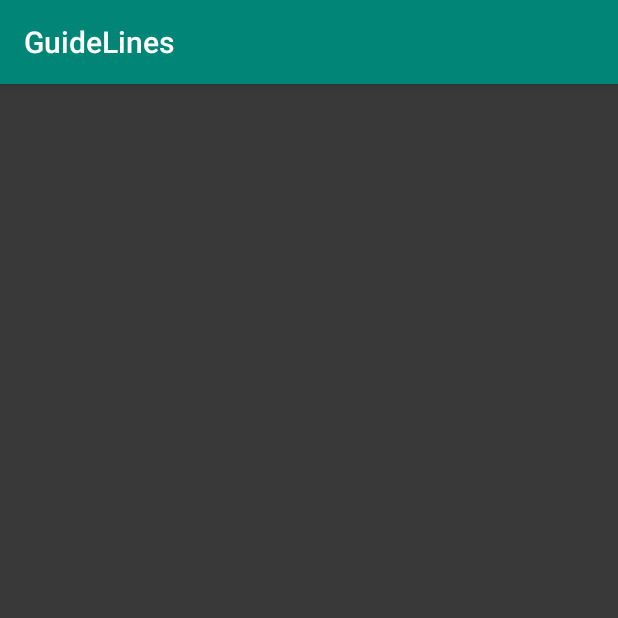
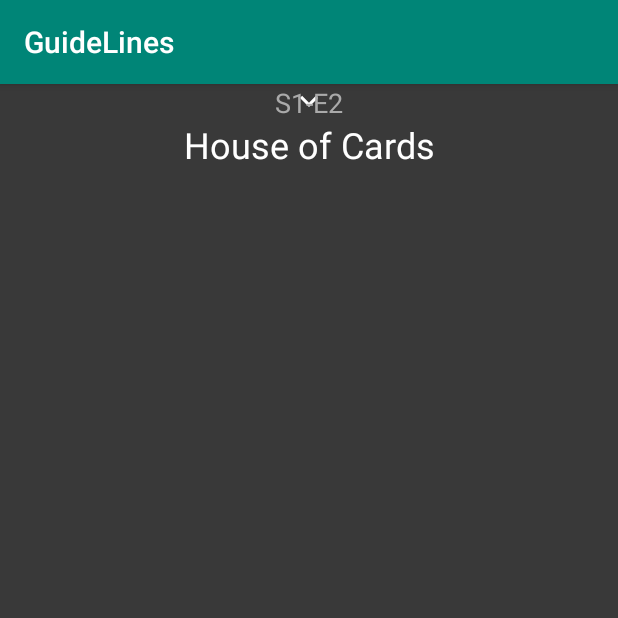
Before and after one commit to lucaslimaax/GuideLines, an Android app: the screen it shows after launch (MainActivity), on a phone screen of 412 x 824 dp, the top half of it. Run offline under Robolectric (Android 15) with nearby library versions, the phone set to English and light mode, and no system bars.

Commit message:
Add Icons for layout

```diff
--- /dev/null
+++ b/app/src/main/res/drawable/arrow_menu.xml
@@ -0,0 +1,9 @@
+<vector xmlns:android="http://schemas.android.com/apk/res/android"
+        android:width="24dp"
+        android:height="24dp"
+        android:viewportWidth="24.0"
+        android:viewportHeight="24.0">
+    <path
+        android:fillColor="#FFFFFF"
+        android:pathData="M7.41,7.84L12,12.42l4.59,-4.58L18,9.25l-6,6 -6,-6z"/>
+</vector>
--- a/app/src/main/res/layout/activity_main.xml
+++ b/app/src/main/res/layout/activity_main.xml
@@ -5,4 +5,35 @@
     android:layout_width="match_parent"
     android:layout_height="match_parent"
     android:background="#393939"
-    tools:context=".MainActivity" />
+    tools:context=".MainActivity">
+
+    <TextView
+        android:id="@+id/textView"
+        android:layout_width="wrap_content"
+        android:layout_height="wrap_content"
+        android:drawableTop="@drawable/arrow_menu"
+        android:text="House of Cards"
+        android:textColor="@color/colorAccent"
+        android:textSize="24sp"
+        app:layout_constraintEnd_toEndOf="parent"
+        app:layout_constraintStart_toStartOf="parent"
+        tools:layout_editor_absoluteY="73dp" />
+
+    <TextView
+        android:id="@+id/textView2"
+        android:layout_width="wrap_content"
+        android:layout_height="wrap_content"
+        android:text="S1-E2"
+        android:textColor="@android:color/darker_gray"
+        android:textSize="18sp"
+        app:layout_constraintEnd_toEndOf="parent"
+        app:layout_constraintStart_toStartOf="parent"
+        tools:layout_editor_absoluteY="147dp" />
+
+    <androidx.constraintlayout.widget.Guideline
+        android:id="@+id/guideline"
+        android:layout_width="wrap_content"
+        android:layout_height="wrap_content"
+        android:orientation="vertical"
+        app:layout_constraintGuide_end="391dp" />
+</androidx.constraintlayout.widget.ConstraintLayout>
--- a/app/src/main/res/values/colors.xml
+++ b/app/src/main/res/values/colors.xml
@@ -2,5 +2,5 @@
 <resources>
     <color name="colorPrimary">#008577</color>
     <color name="colorPrimaryDark">#00574B</color>
-    <color name="colorAccent">#D81B60</color>
+    <color name="colorAccent">#FFFFFF</color>
 </resources>
```
Also changed, not shown: app/src/main/res/drawable/content_menu.xml (added, +9 -0 lines), app/src/main/res/drawable/ic_star_black_24dp.xml (added, +9 -0 lines), app/src/main/res/drawable/ic_volume_up_black_24dp.xml (added, +9 -0 lines), app/src/main/res/drawable/mensage_menu.xml (added, +9 -0 lines), app/src/main/res/drawable/pause_menu.xml (added, +9 -0 lines), app/src/main/res/drawable/set_menu.xml (added, +9 -0 lines), app/src/main/res/drawable/stop_menu.xml (added, +9 -0 lines).
